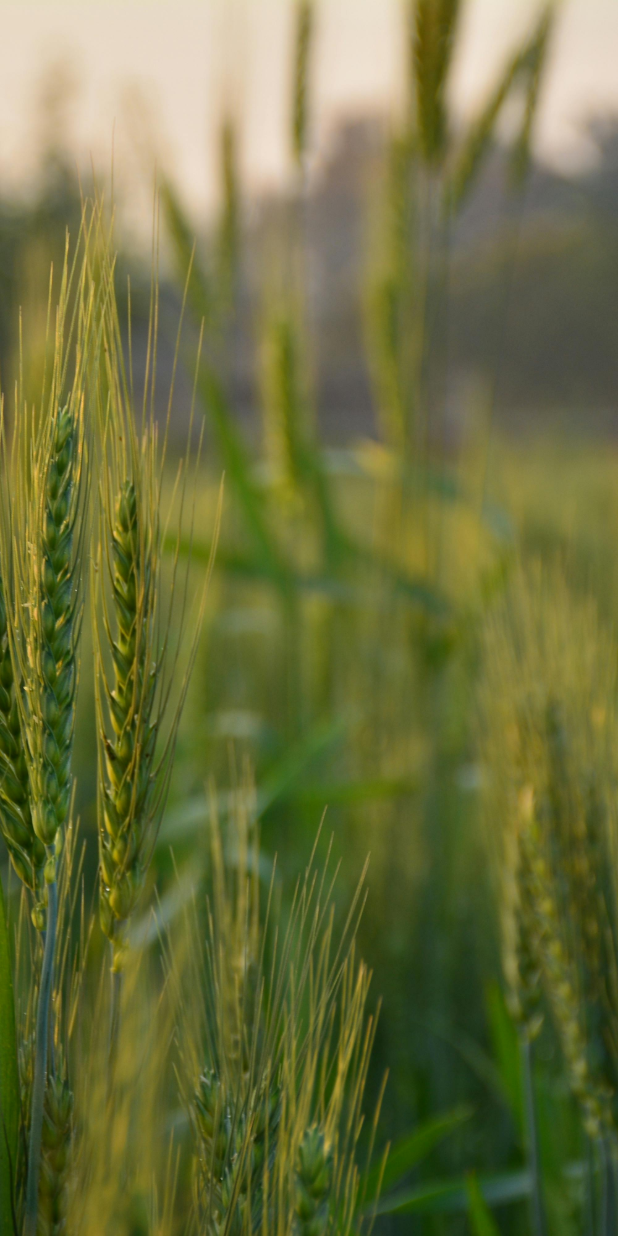
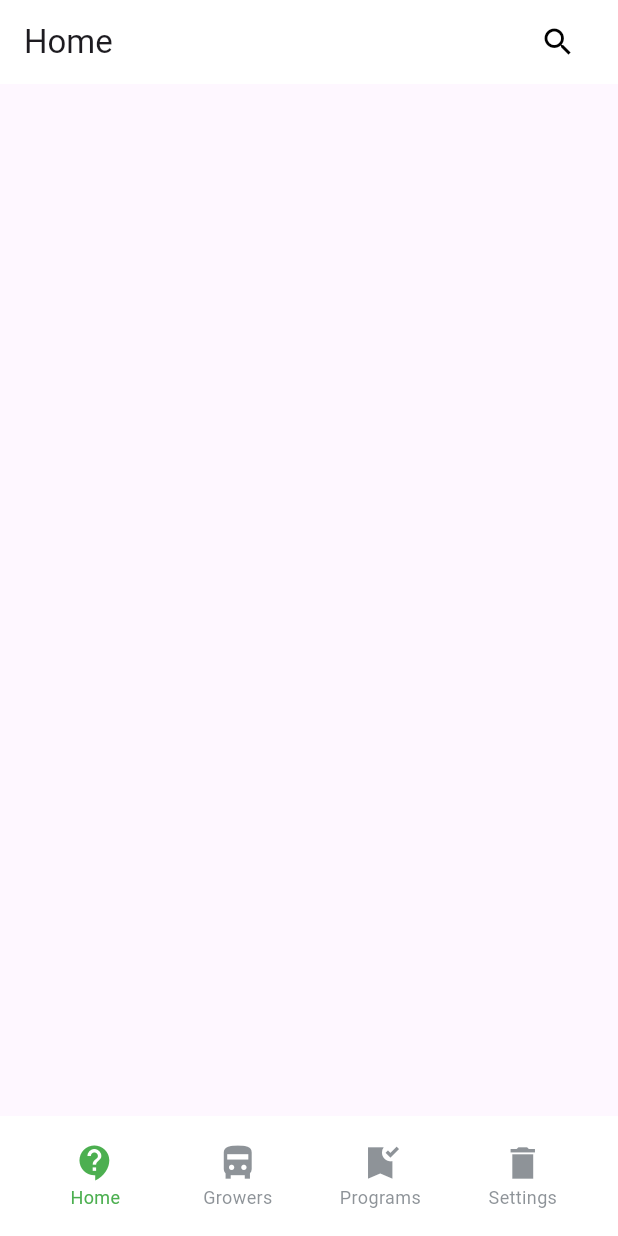
Before and after one commit to rajeev210403/tryapp, a Flutter app: the first screen one second after launch, on a phone screen of 412 x 824 dp. Run offline on Flutter 3.47's test engine with Material 3 defaults, Android fonts, the phone set to English and light mode, and no system bars.

Commit message:
navigation bar without center widget

```diff
--- /dev/null
+++ b/assets/jsonfiles/bottom_bar.json
@@ -0,0 +1,18 @@
+[
+  {
+    "icon": "0xe88a",
+    "label": "Home"
+  },
+  {
+    "icon": "0xe8d1",
+    "label": "Growers"
+  },
+  {
+    "icon": "0xe7ef",
+    "label": "Programs"
+  },
+  {
+    "icon": "0xe8b8",
+    "label": "Settings"
+  }
+]
--- /dev/null
+++ b/lib/home_screen.dart
@@ -0,0 +1,107 @@
+import 'package:flutter/material.dart';
+import 'dart:convert';
+
+class HomeScreen extends StatelessWidget {
+  const HomeScreen({Key? key});
+
+  @override
+  Widget build(BuildContext context) {
+    return Scaffold(
+      appBar: AppBar(
+        title: const Text('Home'),
+        actions: [
+          Padding(
+            padding: const EdgeInsets.symmetric(horizontal: 16.0),
+            child: IconButton(
+              icon: const Icon(Icons.search),
+              onPressed: () {
+                // Add search functionality here
+              },
+            ),
+          ),
+        ],
+        backgroundColor: Colors.white, // Set the app bar background color to white
+        iconTheme: const IconThemeData(color: Colors.black), // Set the app bar icon color to black
+      ),
+      bottomNavigationBar: const BottomNavigationBarWidget(),
+    );
+  }
+}
+
+class BottomNavigationBarWidget extends StatefulWidget {
+  const BottomNavigationBarWidget({Key? key});
+
+  @override
+  _BottomNavigationBarWidgetState createState() => _BottomNavigationBarWidgetState();
+}
+
+class _BottomNavigationBarWidgetState extends State<BottomNavigationBarWidget> {
+  int _selectedIndex = 0;
+
+  List<dynamic> _bottomNavItems = [];
+
+  @override
+  void initState() {
+    super.initState();
+    _loadBottomNavItems();
+  }
+
+  Future<void> _loadBottomNavItems() async {
+    try {
+      String data = await DefaultAssetBundle.of(context).loadString('assets/jsonfiles/bottom_bar.json');
+      setState(() {
+        _bottomNavItems = List<dynamic>.from(json.decode(data));
+      });
+    } catch (e) {
+      print('Error loading JSON: $e');
+    }
+  }
+
+  @override
+  Widget build(BuildContext context) {
+    if (_bottomNavItems.length < 2) {
+      return SizedBox.shrink(); // Return an empty widget if there are less than 2 items
+    }
+    return BottomAppBar(
+      color: Colors.white, // Set the bottom navigation bar background color to white
+      child: Row(
+        mainAxisAlignment: MainAxisAlignment.spaceEvenly, // Ensure even spacing between items
+        children: _bottomNavItems.asMap().entries.map((entry) {
+          int index = entry.key;
+          dynamic item = entry.value;
+          return Expanded(
+            child: InkWell(
+              onTap: () {
+                setState(() {
+                  _selectedIndex = index; // Update the selected index
+                });
+              },
+              child: Column(
+                mainAxisSize: MainAxisSize.min,
+                children: [
+                  Icon(
+                    _getIcon(item['icon']),
+                    color: _selectedIndex == index ? Colors.green : Color.fromRGBO(66, 75, 84, 0.6), // Light black with some opacity
+                    size: 28, // Increase the icon size
+                  ),
+                  Text(
+                    item['label'],
+                    style: TextStyle(
+                      fontSize: 12, // Increase the text size
+                      color: _selectedIndex == index ? Colors.green : Color.fromRGBO(66, 75, 84, 0.6), // Light black with some opacity
+                    ),
+                  ),
+                ],
+              ),
+            ),
+          );
+        }).toList(),
+      ),
+    );
+  }
+
+  IconData _getIcon(String iconString) {
+    int code = int.tryParse(iconString.substring(2), radix: 16) ?? 0xe88a; // Default icon codepoint
+    return IconData(code, fontFamily: 'MaterialIcons');
+  }
+}
--- a/lib/main.dart
+++ b/lib/main.dart
@@ -1,5 +1,6 @@
 import 'package:flutter/material.dart';
 import 'splash_screen.dart'; // Import the splash screen
+import 'home_screen.dart';
 
 void main() {
   runApp(const MyApp());
@@ -16,7 +17,7 @@ class MyApp extends StatelessWidget {
         colorScheme: ColorScheme.fromSeed(seedColor: Colors.deepPurple),
         useMaterial3: true,
       ),
-      home: const SplashScreen(), // Set the splash screen as the home screen
+      home: const HomeScreen(), // Set the splash screen as the home screen
     );
   }
 }
--- a/pubspec.yaml
+++ b/pubspec.yaml
@@ -49,6 +49,7 @@ flutter:
   # To add assets to your application, add an assets section, like this:
   assets:
     - assets/images/splash_image.jpg
+    - assets/jsonfiles/bottom_bar.json
   # An image asset can refer to one or more resolution-specific "variants", see
   # https://flutter.dev/assets-and-images/#resolution-aware
 
```
